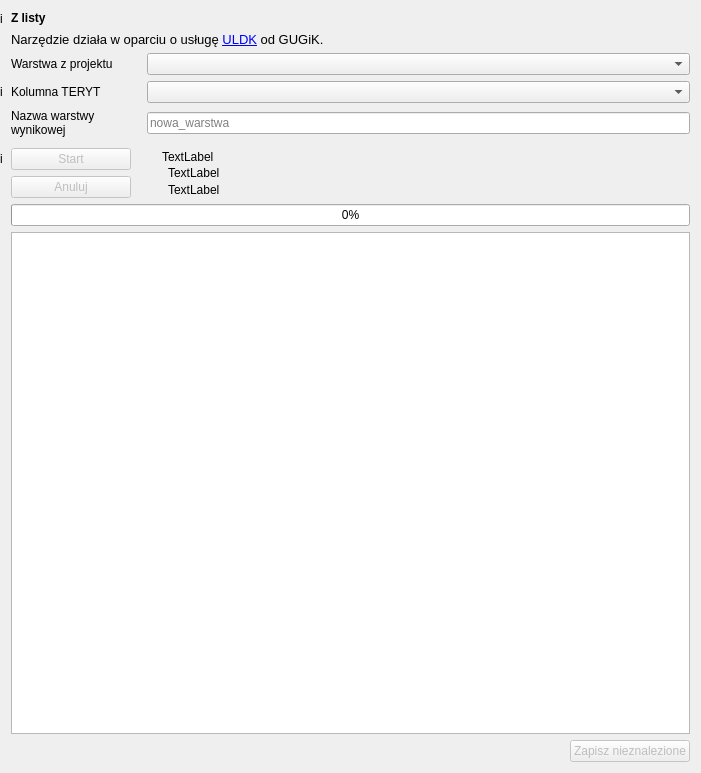
Before: the Qt Designer form gissupport_plugin/modules/uldk/modules/csv_import/main_base.ui in gis-support/gis-support-plugin, drawn with Qt 5.
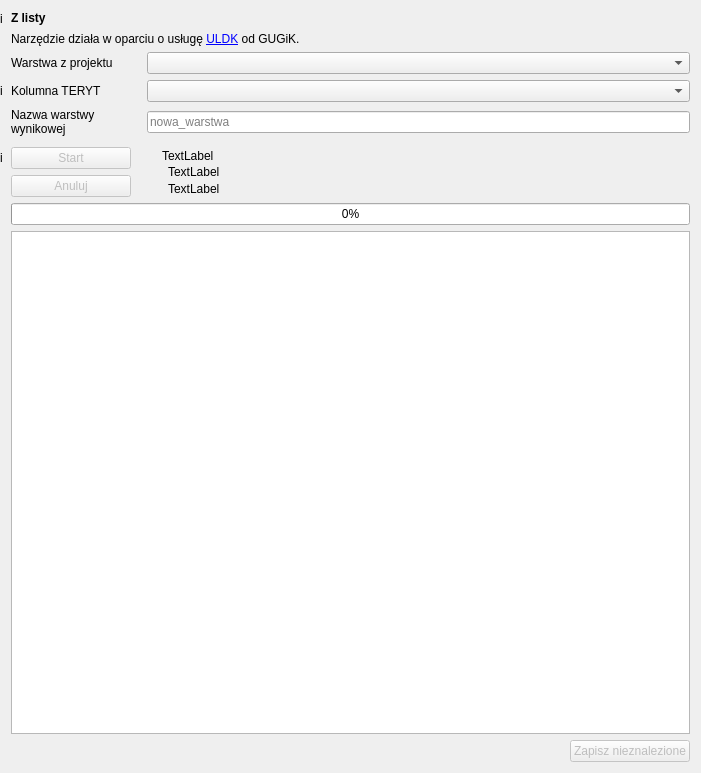
After: the same form once the commit is applied. Custom widgets are drawn as their Qt base class.

What changed in the file:
```diff
--- a/gissupport_plugin/modules/uldk/modules/csv_import/main_base.ui
+++ b/gissupport_plugin/modules/uldk/modules/csv_import/main_base.ui
@@ -95,7 +95,7 @@
      <item row="1" column="1" colspan="3">
       <widget class="QLabel" name="infoLabel">
        <property name="text">
-        <string>&lt;html&gt;&lt;head/&gt;&lt;body&gt;&lt;p&gt;&lt;span style=&quot; font-size:10pt;&quot;&gt;Narzędzie działa w oparciu o usługę &lt;a href=&quot;https://uldk.gugik.gov.pl/opis.html&quot;&gt;&lt;span style=&quot; text-decoration: underline; color:#0000ff;&quot;&gt;ULDK&lt;/span&gt;&lt;/a&gt; od GUGiK.&lt;/span&gt;&lt;/p&gt;&lt;/body&gt;&lt;/html&gt;</string>
+        <string>&lt;html&gt;&lt;head/&gt;&lt;body&gt;&lt;p&gt;Narzędzie działa w oparciu o usługę &lt;a href=&quot;https://uldk.gugik.gov.pl/opis.html&quot;&gt;&lt;span style=&quot; text-decoration: underline; color:#0000ff;&quot;&gt;ULDK&lt;/span&gt;&lt;/a&gt; od GUGiK.&lt;/p&gt;&lt;/body&gt;&lt;/html&gt;</string>
        </property>
        <property name="textFormat">
         <enum>Qt::RichText</enum>
```
